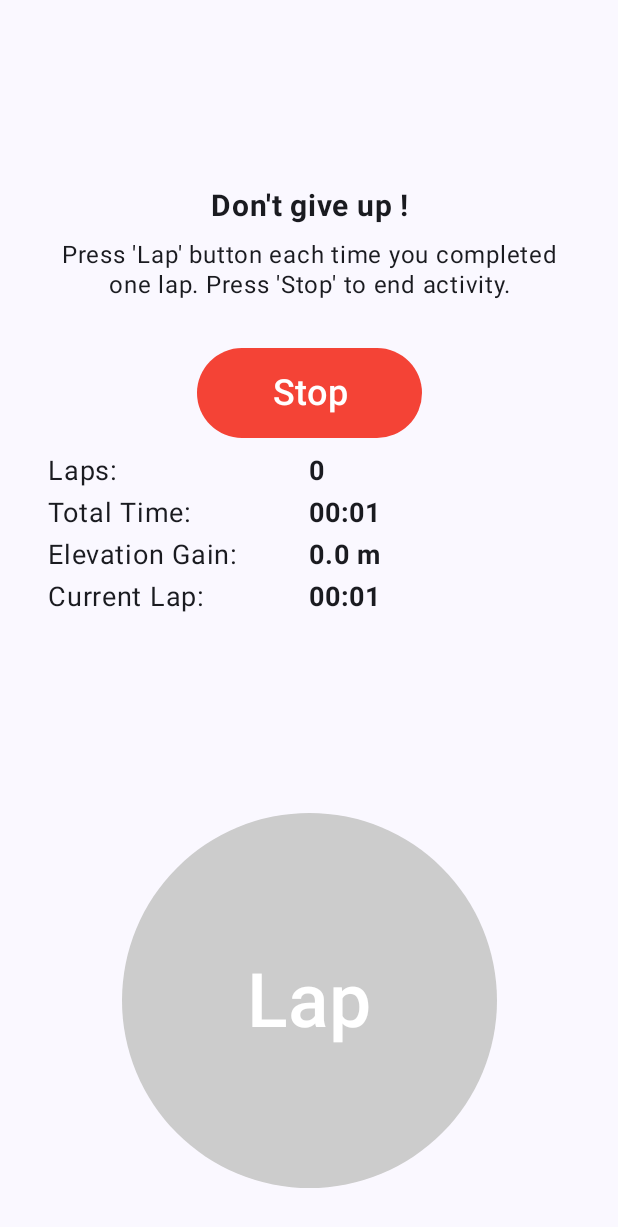
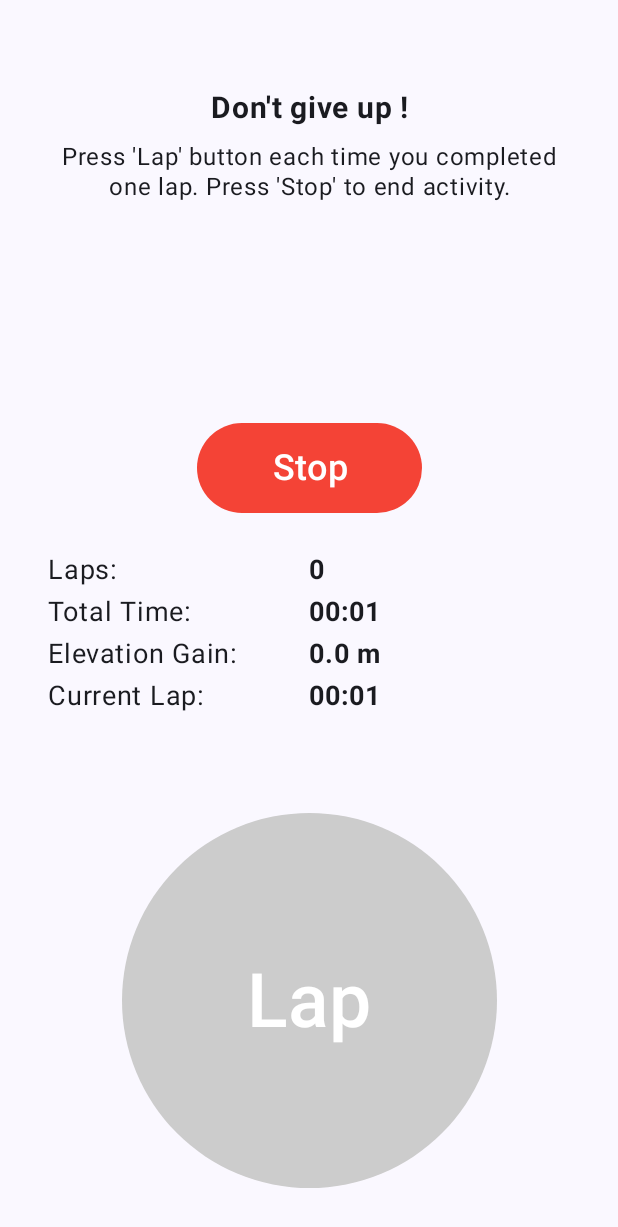
Before and after one commit to clemfavre/ElevationGainTeller, an Android app built with Jetpack Compose: the screen it shows after launch (MainActivity), after a tap on "Start", on a phone screen of 412 x 824 dp. Shown: the top 1227 px of the screen. Run offline under Robolectric (Android 15) with nearby library versions, the phone set to English and light mode, and no system bars.

Commit message:
ajust spacing

```diff
--- a/app/src/main/java/com/example/elevationgainteller/MainActivity.kt
+++ b/app/src/main/java/com/example/elevationgainteller/MainActivity.kt
@@ -227,6 +227,9 @@ fun Skeleton(modifier: Modifier = Modifier) {
                         textStyle = LocalTextStyle.current.copy(textAlign = TextAlign.Center),
                         colors = TextFieldDefaults.colors()
                     )
+
+                    Spacer(modifier = Modifier.height(16.dp))
+
                     ActionButton(
                         text = "Start",
                         onClick = {
@@ -238,6 +241,9 @@ fun Skeleton(modifier: Modifier = Modifier) {
                         },
                         backgroundColor = Color(0xFF4CAF50)
                     )
+
+                    Spacer(modifier = Modifier.height(16.dp))
+
                     SimpleInfos(
                         totalLaps = lapTimes.size,
                         elevationGain = 0.0,
@@ -248,6 +254,7 @@ fun Skeleton(modifier: Modifier = Modifier) {
                     LapTimesDisplay(lapTimes = lapTimes)
 
                 } else if (appState == AppState.Running) {
+                    Spacer(modifier = Modifier.height(115.dp))
                     ActionButton(
                         text = "Stop",
                         onClick = {
@@ -260,13 +267,18 @@ fun Skeleton(modifier: Modifier = Modifier) {
                         },
                         backgroundColor = Color(0xFFF44336)
                     )
+
+                    Spacer(modifier = Modifier.height(16.dp))
+
                     SimpleInfos(
                         totalLaps = lapTimes.size,
                         elevationGain = elevationGain,
                         currentTime = formatTime(elapsedTimeInSeconds),
                         currentLapTime = formatTime(if (isTimerRunning) elapsedTimeInSeconds - currentLapStartTimeSeconds else 0L)
                     )
+
                     Spacer(modifier = Modifier.height(16.dp))
+
                     LapTimesDisplay(lapTimes = lapTimes)
                 } else if (appState == AppState.Stopped) {
                     DetailedInfos(
@@ -275,6 +287,9 @@ fun Skeleton(modifier: Modifier = Modifier) {
                         totalTime = formatTime(elapsedTimeInSeconds),
                         allLapTimes = lapTimes
                     )
+
+                    Spacer(modifier = Modifier.height(16.dp))
+
                     ActionButton(
                         text = "Reset",
                         onClick = {
```
